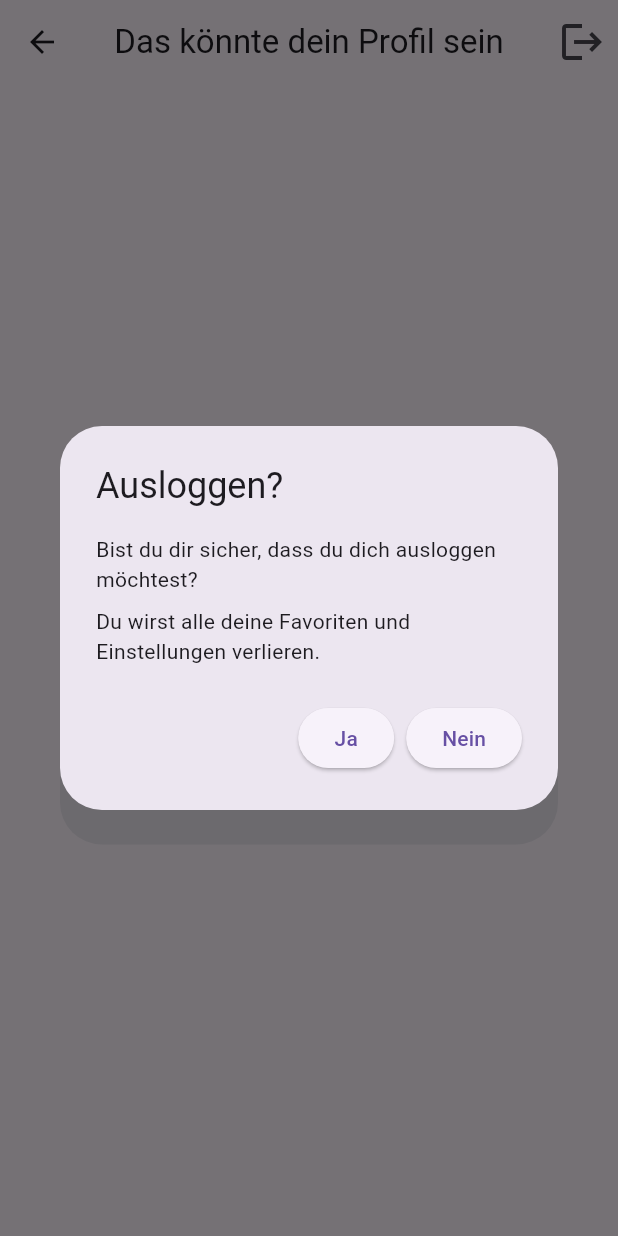
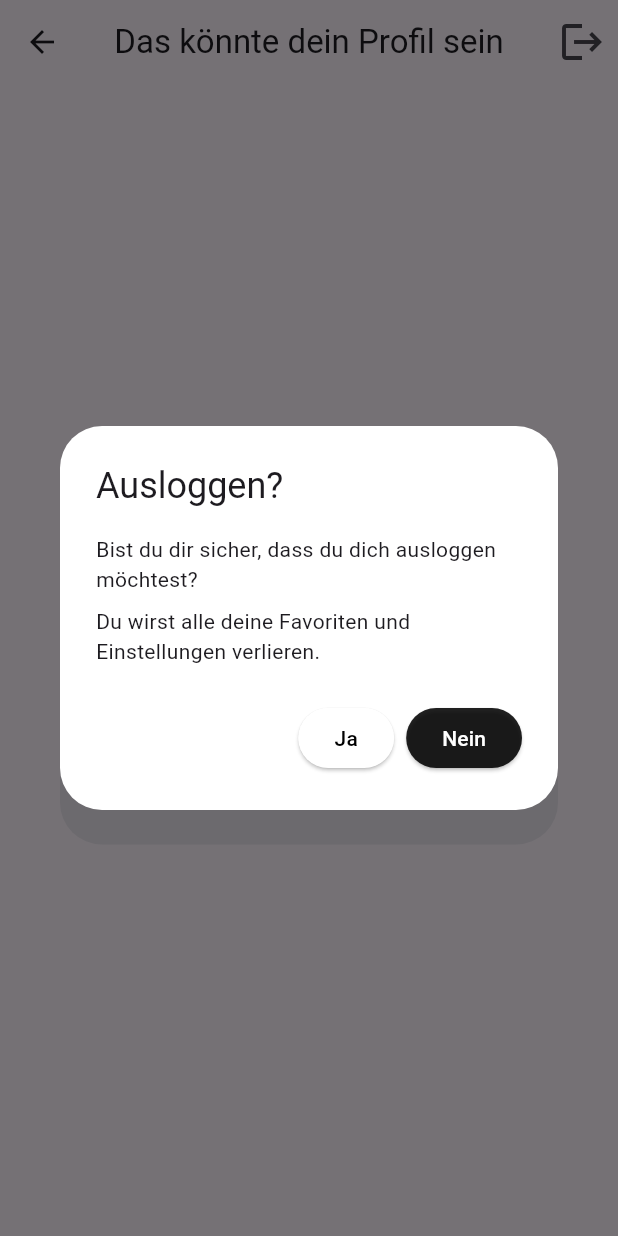
Before and after one commit to sihingbenni/studi-match, a Flutter app: the AnonymousAccountScreen screen opened directly, after a tap on the "logout" icon, on a phone screen of 412 x 824 dp. Run offline on Flutter 3.47's test engine with Material 3 defaults, Android fonts, the phone set to English and light mode, and no system bars; our stand-ins replace appinio_swiper, cached_network_image, cloud_firestore, email_validator, firebase_auth, firebase_core and 9 more; missing offline and left inert: maps_launcher, sign_button; accounts and stored records are empty; generated files the repository leaves out were written again; network calls fail.

Commit message:
feat: add widget for log out alert

```diff
--- a/lib/screens/account/anonymous_account_screen.dart
+++ b/lib/screens/account/anonymous_account_screen.dart
@@ -22,8 +22,7 @@ class _AnonymousAccountScreenState extends State<AnonymousAccountScreen> {
         appBar: const CustomAppbar(
             backButton: true,
             actionAccountIcon: false,
-        userIsAnonymous: true,
-        userIsNotAnonymous: false,
+            logOutIcon: true,
             actionBookmark: false,
             title: 'Das könnte dein Profil sein'),
         body: StreamBuilder(
--- a/lib/screens/employment_agency/jobs_list_screen.dart
+++ b/lib/screens/employment_agency/jobs_list_screen.dart
@@ -22,8 +22,7 @@ class _EAJobsListScreenState extends State<EAJobsListScreen> {
         appBar: const CustomAppbar(
             backButton: false,
             actionAccountIcon: false,
-            userIsAnonymous: false,
-            userIsNotAnonymous: false,
+            logOutIcon: false,
             actionBookmark: true),
         body: Builder(builder: (context) {
           try {
--- a/lib/widgets/appbar/custom_appbar.dart
+++ b/lib/widgets/appbar/custom_appbar.dart
@@ -1,8 +1,6 @@
-import 'package:firebase_auth/firebase_auth.dart';
 import 'package:flutter/material.dart';
-import 'package:studi_match/screens/authentication/authentication_screen.dart';
 import 'package:studi_match/screens/bookmarks/bookmarks_screen.dart';
-import 'package:studi_match/screens/home/home_screen.dart';
+import 'package:studi_match/widgets/dialogs/logged-out-alert.dart';
 
 import '../router/nav_router.dart';
 import 'account_icon.dart';
@@ -10,8 +8,7 @@ import 'account_icon.dart';
 class CustomAppbar extends StatelessWidget implements PreferredSizeWidget {
   final bool backButton;
   final bool actionAccountIcon;
-  final bool userIsNotAnonymous;
-  final bool userIsAnonymous;
+  final bool logOutIcon;
   final bool actionBookmark;
   final String? title;
 
@@ -20,8 +17,7 @@ class CustomAppbar extends StatelessWidget implements PreferredSizeWidget {
       required this.backButton,
       required this.actionAccountIcon,
       this.title,
-      required this.userIsNotAnonymous,
-      required this.userIsAnonymous,
+      required this.logOutIcon,
       required this.actionBookmark});
 
   @override
@@ -30,8 +26,7 @@ class CustomAppbar extends StatelessWidget implements PreferredSizeWidget {
   @override
   Widget build(BuildContext context) => AppBar(
         leading: backButton ? const BackButton() : const AccountIcon(),
-        title: Builder(
-          builder: (context) {
+        title: Builder(builder: (context) {
           if (title != null) {
             return Text(title!);
           }
@@ -52,63 +47,21 @@ class CustomAppbar extends StatelessWidget implements PreferredSizeWidget {
                     color: Colors.black87),
               ),
             ],
-
           );
-          }
-        ),
+        }),
         centerTitle: true,
         actions: [
-          actionAccountIcon ? const AccountIcon()
-              : userIsNotAnonymous
-                  ? IconButton(
-                      icon: const Icon(Icons.logout),
-                      iconSize: 32,
-                      onPressed: () {
-                        FirebaseAuth.instance.signOut();
-                        Navigator.of(context).push(
-                          NavRouter(
-                            builder: (context) => const HomeScreen(),
-                          ),
-                        );
-                      },
-                    )
-                  : userIsAnonymous
+          actionAccountIcon
+              ? const AccountIcon()
+              : logOutIcon
                   ? IconButton(
                       icon: const Icon(Icons.logout),
                       iconSize: 32,
                       onPressed: () {
                         showDialog(
                           context: context,
-                                builder: (BuildContext context) => AlertDialog(
-                                      title: const Text('Ausloggen?'),
-                                      content: const Column(
-                                          mainAxisSize: MainAxisSize.min,
-                                          crossAxisAlignment:
-                                              CrossAxisAlignment.start,
-                                          children: [
-                                            Text('Bist du dir sicher, dass du dich ausloggen möchtest?'),
-                                            SizedBox(height: 8),
-                                            Text('Du wirst alle deine Favoriten und Einstellungen verlieren.'),
-                                          ]),
-                                      actions: <Widget>[
-                                        ElevatedButton(
-                                            onPressed: () {
-                                              FirebaseAuth.instance.signOut();
-                                              Navigator.of(context)
-                                                  .popUntil((route) => false);
-                                              Navigator.of(context).push(
-                                                NavRouter(
-                                                  builder: (context) =>
-                                                      const AuthenticationScreen(),
-                                                ),
+                          builder: (context) => const LoggedOutAlert(),
                         );
-                                            },
-                                            child: const Text('Ja')),
-                                        ElevatedButton(
-                                            onPressed: () => Navigator.of(context).pop(false),
-                                            child: const Text('Nein')),
-                                      ],
-                                    ));
                       },
                     )
                   : actionBookmark
@@ -119,8 +72,7 @@ class CustomAppbar extends StatelessWidget implements PreferredSizeWidget {
                           onPressed: () {
                             Navigator.of(context).push(
                               NavRouter(
-                                    builder: (context) =>
-                                        const BookmarksScreen(),
+                                builder: (context) => const BookmarksScreen(),
                               ),
                             );
                           },
--- /dev/null
+++ b/lib/widgets/dialogs/logged-out-alert.dart
@@ -0,0 +1,42 @@
+import 'package:firebase_auth/firebase_auth.dart';
+import 'package:flutter/material.dart';
+
+import '../../screens/authentication/authentication_screen.dart';
+import '../router/nav_router.dart';
+
+class LoggedOutAlert extends StatelessWidget {
+  const LoggedOutAlert({super.key});
+
+  @override
+  Widget build(BuildContext context) => AlertDialog(
+        title: const Text('Ausloggen?'),
+        backgroundColor: Colors.white,
+        content: const Column(
+            mainAxisSize: MainAxisSize.min,
+            crossAxisAlignment: CrossAxisAlignment.start,
+            children: [
+              Text('Bist du dir sicher, dass du dich ausloggen möchtest?'),
+              SizedBox(height: 8),
+              Text(
+                  'Du wirst alle deine Favoriten und Einstellungen verlieren.'),
+            ]),
+        actions: <Widget>[
+          ElevatedButton(
+              onPressed: () {
+                FirebaseAuth.instance.signOut();
+                Navigator.of(context).popUntil((route) => false);
+                Navigator.of(context).push(
+                  NavRouter(
+                    builder: (context) => const AuthenticationScreen(),
+                  ),
+                );
+              },
+              style: ElevatedButton.styleFrom(backgroundColor: Colors.white),
+              child: const Text('Ja', style: TextStyle(color: Colors.black))),
+          ElevatedButton(
+              onPressed: () => Navigator.of(context).pop(false),
+              style: ElevatedButton.styleFrom(backgroundColor: Colors.black87),
+              child: const Text('Nein', style: TextStyle(color: Colors.white))),
+        ],
+      );
+}
```
Also changed, not shown: lib/screens/account/logged_in_account_screen.dart (+12 -12 lines), lib/screens/bookmarks/bookmarks_screen.dart (+7 -4 lines). Lines whose indentation alone changed are shown as unchanged.
